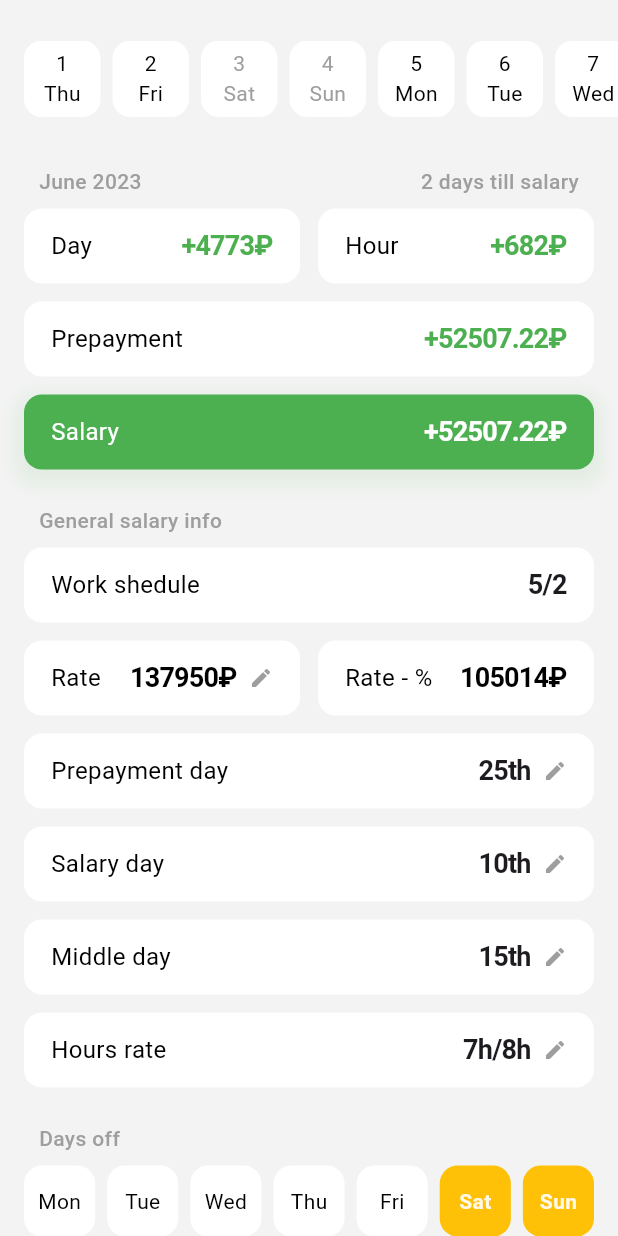
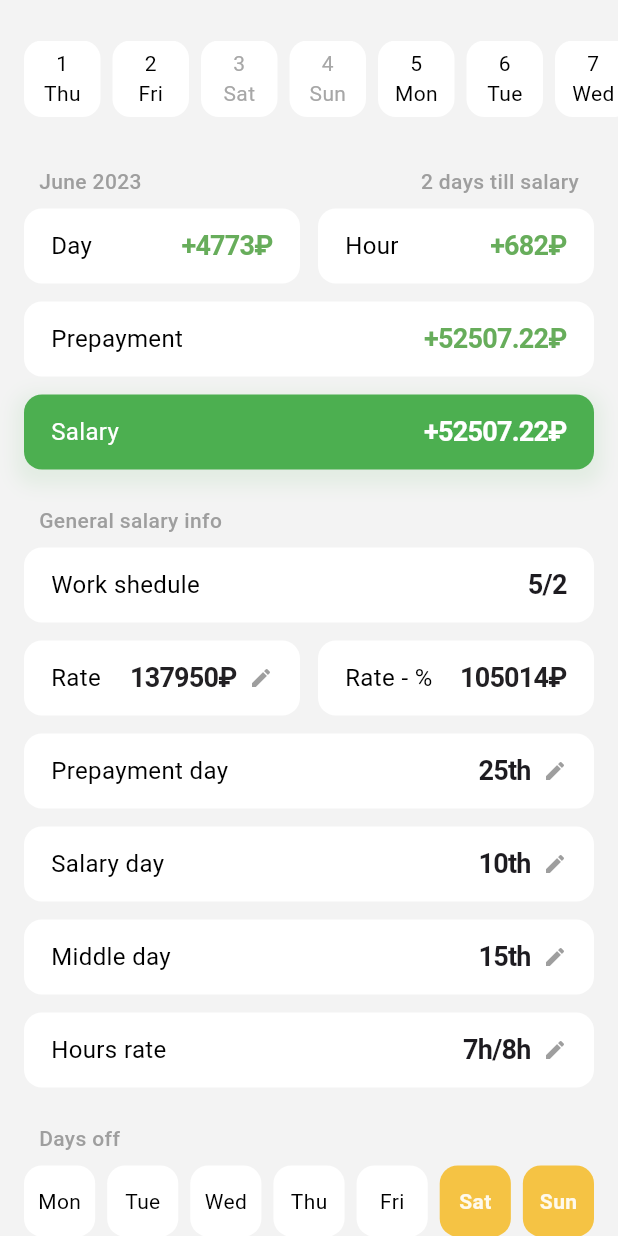
Before and after one commit to Maxucks/life_manager, a Flutter app: the screen it shows after launch, scrolled down 53 dp, on a phone screen of 412 x 824 dp. Run offline on Flutter 3.47's test engine with Material 2 defaults, Android fonts, the phone set to English and light mode, and no system bars; our stand-ins replace flutter_bloc, freezed_annotation, get_it, shared_preferences.

Commit message:
Add ThemeProvider with light theme and ThemeBloc

```diff
--- a/lib/app/app.dart
+++ b/lib/app/app.dart
@@ -1,4 +1,9 @@
 import 'package:flutter/material.dart';
+import 'package:flutter_bloc/flutter_bloc.dart';
+import 'package:life_manager/app/core/ui/bloc/theme_bloc.dart';
+import 'package:life_manager/app/core/ui/bloc/theme_state.dart';
+import 'package:life_manager/app/core/ui/theme/light_theme.dart';
+import 'package:life_manager/app/core/ui/theme/theme_provider.dart';
 import 'package:life_manager/app/salary/ui/screens/salary_screen.dart';
 
 class App extends StatelessWidget {
@@ -12,7 +17,14 @@ class App extends StatelessWidget {
         colorScheme: ColorScheme.fromSeed(seedColor: Colors.deepPurple),
         useMaterial3: true,
       ),
-      home: const SalaryScreen(),
+      home: BlocBuilder<ThemeBloc, ThemeState>(
+        builder: (context, state) {
+          return ThemeProvider(
+            theme: state.isLightTheme ? const LightTheme() : const LightTheme(),
+            child: const SalaryScreen(),
+          );
+        },
+      ),
     );
   }
 }
--- /dev/null
+++ b/lib/app/core/ui/bloc/theme_bloc.dart
@@ -0,0 +1,18 @@
+import 'package:flutter_bloc/flutter_bloc.dart';
+import 'package:life_manager/app/core/ui/bloc/theme_events.dart';
+import 'package:life_manager/app/core/ui/bloc/theme_state.dart';
+
+class ThemeBloc extends Bloc<ThemeEvent, ThemeState> {
+  ThemeBloc() : super(ThemeState.initial()) {
+    on<SwitchThemeEvent>(_switchThemeBuilder);
+  }
+
+  void _switchThemeBuilder(
+    SwitchThemeEvent event,
+    Emitter<ThemeState> emit,
+  ) {
+    emit(state.copyWith(
+      isLightTheme: !state.isLightTheme,
+    ));
+  }
+}
--- /dev/null
+++ b/lib/app/core/ui/bloc/theme_events.dart
@@ -0,0 +1,3 @@
+class ThemeEvent {}
+
+class SwitchThemeEvent extends ThemeEvent {}
--- /dev/null
+++ b/lib/app/core/ui/bloc/theme_state.dart
@@ -0,0 +1,20 @@
+import 'package:freezed_annotation/freezed_annotation.dart';
+
+part 'theme_state.freezed.dart';
+part 'theme_state.g.dart';
+
+@freezed
+class ThemeState with _$ThemeState {
+  const factory ThemeState({
+    required bool isLightTheme,
+  }) = _ThemeState;
+
+  factory ThemeState.initial() {
+    return const ThemeState(
+      isLightTheme: true,
+    );
+  }
+
+  factory ThemeState.fromJson(Map<String, dynamic> json) =>
+      _$ThemeStateFromJson(json);
+}
--- /dev/null
+++ b/lib/app/core/ui/theme/core/app_theme.dart
@@ -0,0 +1,5 @@
+import 'package:life_manager/app/core/ui/theme/core/palette.dart';
+
+abstract interface class AppTheme {
+  Palette get palette;
+}
--- /dev/null
+++ b/lib/app/core/ui/theme/core/palette.dart
@@ -0,0 +1,64 @@
+import 'dart:ui';
+
+class Palette {
+  const Palette({
+    required this.background,
+    required this.foreground,
+    required this.status,
+    required this.accent,
+    required this.text,
+  });
+
+  final BackgroundColors background;
+  final ForegroundColors foreground;
+  final StatusColors status;
+  final AccentColors accent;
+  final TextColors text;
+}
+
+class AccentColors {
+  const AccentColors({
+    required this.primary,
+  });
+
+  final Color primary;
+}
+
+class StatusColors {
+  const StatusColors({
+    required this.positive,
+    required this.negative,
+  });
+
+  final Color positive;
+  final Color negative;
+}
+
+class BackgroundColors {
+  const BackgroundColors({
+    required this.primary,
+  });
+
+  final Color primary;
+}
+
+class ForegroundColors {
+  const ForegroundColors({
+    required this.primary,
+  });
+
+  final Color primary;
+}
+
+class TextColors {
+  const TextColors({
+    required this.primary,
+    required this.secondary,
+    required this.primaryInverted,
+  });
+
+  final Color primary;
+  final Color secondary;
+
+  final Color primaryInverted;
+}
--- /dev/null
+++ b/lib/app/core/ui/theme/light_theme.dart
@@ -0,0 +1,29 @@
+import 'package:flutter/material.dart';
+import 'package:life_manager/app/core/ui/theme/core/app_theme.dart';
+import 'package:life_manager/app/core/ui/theme/core/palette.dart';
+
+class LightTheme implements AppTheme {
+  const LightTheme();
+
+  @override
+  final Palette palette = const Palette(
+    background: BackgroundColors(
+      primary: Color(0xFFF3F3F3),
+    ),
+    foreground: ForegroundColors(
+      primary: Color(0xFFFFFFFF),
+    ),
+    status: StatusColors(
+      positive: Color(0xFF67AD5B),
+      negative: Color(0xFFE15342),
+    ),
+    accent: AccentColors(
+      primary: Color(0xFFF5C344),
+    ),
+    text: TextColors(
+      primary: Color(0xFF222023),
+      secondary: Color(0xFFA7A7A7),
+      primaryInverted: Color(0xFFFFFFFF),
+    ),
+  );
+}
--- /dev/null
+++ b/lib/app/core/ui/theme/theme_provider.dart
@@ -0,0 +1,25 @@
+import 'package:flutter/widgets.dart';
+import 'package:life_manager/app/core/ui/theme/core/app_theme.dart';
+
+class ThemeProvider extends InheritedWidget {
+  const ThemeProvider({
+    super.key,
+    required this.theme,
+    required super.child,
+  });
+
+  final AppTheme theme;
+
+  static ThemeProvider? _maybeOf(BuildContext context) {
+    return context.dependOnInheritedWidgetOfExactType<ThemeProvider>();
+  }
+
+  static ThemeProvider of(BuildContext context) {
+    final themeProvider = _maybeOf(context);
+    assert(themeProvider != null, 'No ThemeProvider found in context');
+    return themeProvider!;
+  }
+
+  @override
+  bool updateShouldNotify(ThemeProvider oldWidget) => oldWidget.theme != theme;
+}
--- a/lib/app/core/utils/constants.dart
+++ /dev/null
@@ -1,9 +0,0 @@
-import 'package:flutter/material.dart';
-
-class AppColors {
-  static const positive = Colors.green;
-  static const negative = Colors.red;
-
-  static const primary = Colors.amber;
-  static const secondary = Colors.teal;
-}
--- /dev/null
+++ b/lib/app/core/utils/context_utils.dart
@@ -0,0 +1,7 @@
+import 'package:flutter/widgets.dart';
+import 'package:life_manager/app/core/ui/theme/core/app_theme.dart';
+import 'package:life_manager/app/core/ui/theme/theme_provider.dart';
+
+extension ContextUtils on BuildContext {
+  AppTheme get theme => ThemeProvider.of(this).theme;
+}
--- a/lib/app/salary/ui/screens/salary_screen.dart
+++ b/lib/app/salary/ui/screens/salary_screen.dart
@@ -1,5 +1,6 @@
 import 'package:flutter/material.dart';
 import 'package:flutter_bloc/flutter_bloc.dart';
+import 'package:life_manager/app/core/utils/context_utils.dart';
 import 'package:life_manager/app/salary/ui/blocs/salary/bloc.dart';
 import 'package:life_manager/app/salary/ui/blocs/salary/events.dart';
 import 'package:life_manager/app/salary/ui/blocs/salary/state.dart';
@@ -27,7 +28,7 @@ class _SalaryScreenState extends State<SalaryScreen> {
   @override
   Widget build(BuildContext context) {
     return Scaffold(
-      backgroundColor: const Color.fromARGB(255, 243, 243, 243),
+      backgroundColor: context.theme.palette.background.primary,
       body: BlocBuilder<SalaryBloc, SalaryState>(
         builder: (context, state) {
           if (state.constraints == null) {
--- a/lib/app/salary/ui/widgets/calendar_cell_card.dart
+++ b/lib/app/salary/ui/widgets/calendar_cell_card.dart
@@ -1,5 +1,5 @@
 import 'package:flutter/material.dart';
-import 'package:life_manager/app/core/utils/constants.dart';
+import 'package:life_manager/app/core/utils/context_utils.dart';
 import 'package:life_manager/app/core/utils/date_time_utils.dart';
 
 enum CalendarCellType { weekday, number, weekdayWithNumber }
@@ -13,7 +13,7 @@ class CalendarCellCard extends StatelessWidget {
     this.size = 50,
     this.disabled = false,
     this.border = false,
-    this.selectedColor = AppColors.primary,
+    this.selectedColor,
     this.textColor,
   });
 
@@ -23,19 +23,23 @@ class CalendarCellCard extends StatelessWidget {
   final bool disabled;
   final double size;
   final bool border;
-  final Color selectedColor;
+  final Color? selectedColor;
   final Color? textColor;
 
   @override
   Widget build(BuildContext context) {
-    final color = textColor ??
+    final usedSelectedColor =
+        selectedColor ?? context.theme.palette.accent.primary;
+
+    final Color color = textColor ??
         (selected
-            ? Colors.white
+            ? context.theme.palette.text.primaryInverted
             : disabled
                 ? Colors.grey
                 : Colors.black);
 
-    final bgColor = selected ? selectedColor : Colors.white;
+    final bgColor =
+        selected ? usedSelectedColor : context.theme.palette.foreground.primary;
 
     final fontWeigth = selected ? FontWeight.w600 : FontWeight.w400;
 
@@ -45,7 +49,7 @@ class CalendarCellCard extends StatelessWidget {
       decoration: BoxDecoration(
         color: bgColor,
         borderRadius: const BorderRadius.all(Radius.circular(12)),
-        border: border ? Border.all(width: 2, color: selectedColor) : null,
+        border: border ? Border.all(width: 2, color: usedSelectedColor) : null,
       ),
       alignment: Alignment.center,
       child: Column(
@@ -75,7 +79,7 @@ class CalendarCellCard extends StatelessWidget {
 
     if (selected) {
       final filter = ColorFilter.mode(
-        selectedColor.withOpacity(0.1),
+        usedSelectedColor.withOpacity(0.1),
         BlendMode.srcATop,
       );
       return ColorFiltered(
--- a/lib/app/salary/ui/widgets/horizontal_calendar/horizontal_calendar.dart
+++ b/lib/app/salary/ui/widgets/horizontal_calendar/horizontal_calendar.dart
@@ -1,5 +1,5 @@
 import 'package:flutter/material.dart';
-import 'package:life_manager/app/core/utils/constants.dart';
+import 'package:life_manager/app/core/utils/context_utils.dart';
 import 'package:life_manager/app/salary/ui/widgets/horizontal_calendar/horizontal_calendar_cell.dart';
 
 class HorizontalCalendar extends StatelessWidget {
@@ -59,9 +59,9 @@ class HorizontalCalendar extends StatelessWidget {
               Color? textColorOverride;
               if (active) {
                 if (isWeekend) {
-                  textColorOverride = Colors.grey;
+                  textColorOverride = context.theme.palette.text.secondary;
                 } else if (isHoliday) {
-                  textColorOverride = AppColors.negative;
+                  textColorOverride = context.theme.palette.status.negative;
                 }
               }
 
--- a/lib/app/salary/ui/widgets/horizontal_calendar/horizontal_calendar_cell.dart
+++ b/lib/app/salary/ui/widgets/horizontal_calendar/horizontal_calendar_cell.dart
@@ -1,5 +1,5 @@
 import 'package:flutter/material.dart';
-import 'package:life_manager/app/core/utils/constants.dart';
+import 'package:life_manager/app/core/utils/context_utils.dart';
 import 'package:life_manager/app/salary/ui/widgets/calendar_cell_card.dart';
 
 class HorizontalCalendarCell extends StatelessWidget {
@@ -7,7 +7,6 @@ class HorizontalCalendarCell extends StatelessWidget {
     super.key,
     required this.date,
     this.selected = false,
-    this.selectedColor = AppColors.primary,
     this.dot = false,
     this.active = false,
     this.border = false,
@@ -18,7 +17,6 @@ class HorizontalCalendarCell extends StatelessWidget {
 
   final DateTime date;
   final bool selected;
-  final Color selectedColor;
   final bool dot;
   final double dotSize;
   final bool border;
@@ -50,7 +48,9 @@ class HorizontalCalendarCell extends StatelessWidget {
           height: dotSize,
           child: DecoratedBox(
             decoration: BoxDecoration(
-              color: dot ? AppColors.primary : Colors.transparent,
+              color: dot
+                  ? context.theme.palette.accent.primary
+                  : Colors.transparent,
               shape: BoxShape.circle,
             ),
           ),
--- a/lib/app/salary/ui/widgets/income_card.dart
+++ b/lib/app/salary/ui/widgets/income_card.dart
@@ -1,5 +1,5 @@
 import 'package:flutter/material.dart';
-import 'package:life_manager/app/core/utils/constants.dart';
+import 'package:life_manager/app/core/utils/context_utils.dart';
 import 'package:life_manager/app/salary/ui/widgets/info_card.dart';
 
 enum IncomeCardType { income, info }
@@ -30,16 +30,18 @@ class IncomeCard extends StatelessWidget {
     return "$sign$formattedIncome${showCurrency ? "₽" : ""}";
   }
 
-  Color get _incomeColor => type == IncomeCardType.income
-      ? (income >= 0 ? AppColors.positive : AppColors.negative)
-      : Colors.black;
+  Color _incomeColor(BuildContext context) => type == IncomeCardType.income
+      ? (income >= 0
+          ? context.theme.palette.status.positive
+          : context.theme.palette.status.negative)
+      : context.theme.palette.text.primary;
 
   @override
   Widget build(BuildContext context) {
     return InfoCard(
       leftText: title,
       rightText: _incomeString,
-      rightTextColor: _incomeColor,
+      rightTextColor: _incomeColor(context),
       emphasized: emphasized,
       editable: editable,
     );
--- a/lib/main.dart
+++ b/lib/main.dart
@@ -2,14 +2,18 @@ import 'package:flutter/material.dart';
 import 'package:flutter_bloc/flutter_bloc.dart';
 import 'package:life_manager/app/app.dart';
 import 'package:life_manager/app/core/service_locator/service_locator.dart';
+import 'package:life_manager/app/core/ui/bloc/theme_bloc.dart';
 import 'package:life_manager/app/salary/ui/blocs/salary/bloc.dart';
 
 void main() async {
   await _initApp();
 
   runApp(
-    BlocProvider<SalaryBloc>(
-      create: (context) => SalaryBloc(),
+    MultiBlocProvider(
+      providers: [
+        BlocProvider(create: (_) => ThemeBloc()),
+        BlocProvider(create: (_) => SalaryBloc()),
+      ],
       child: const App(),
     ),
   );
```
Also changed, not shown: lib/app/core/ui/bloc/theme_state.freezed.dart (added), lib/app/core/ui/bloc/theme_state.g.dart (added), lib/app/core/ui/theme/dark_theme.dart (added).
